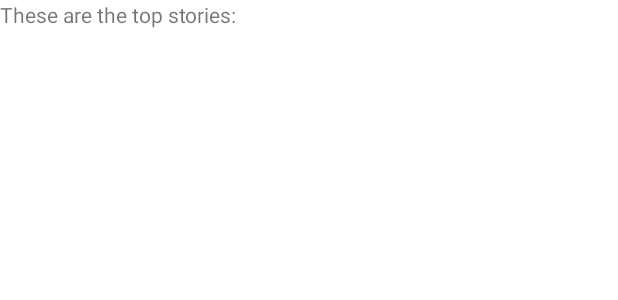
After one commit to ahmed-razic/TabExperiment, an Android app: the layout tab_fragment1.xml on its own in the app's theme, with its tools: preview values and no code run, on a phone screen of 412 x 824 dp. The commit adds this screen. Shown: the top 300 px of the screen. Run offline under Robolectric (Android 15) with nearby library versions, the phone set to English and light mode, and no system bars.

Commit message:
added fragments

```diff
--- a/app/build.gradle
+++ b/app/build.gradle
@@ -33,6 +33,7 @@ dependencies {
     implementation 'androidx.appcompat:appcompat:1.2.0'
     implementation 'com.google.android.material:material:1.3.0'
     implementation 'androidx.constraintlayout:constraintlayout:2.0.4'
+    implementation 'androidx.legacy:legacy-support-v4:1.0.0'
     testImplementation 'junit:junit:4.+'
     androidTestImplementation 'androidx.test.ext:junit:1.1.2'
     androidTestImplementation 'androidx.test.espresso:espresso-core:3.3.0'
--- /dev/null
+++ b/app/src/main/res/layout/tab_fragment1.xml
@@ -0,0 +1,13 @@
+<?xml version="1.0" encoding="utf-8"?>
+<RelativeLayout xmlns:android="http://schemas.android.com/apk/res/android"
+    xmlns:tools="http://schemas.android.com/tools"
+    android:layout_width="match_parent"
+    android:layout_height="match_parent"
+    tools:context=".TabFragment1">
+
+    <TextView
+        android:layout_width="wrap_content"
+        android:layout_height="wrap_content"
+        android:text="@string/these_are_the_top_stories" />
+
+</RelativeLayout>
--- a/app/src/main/res/values/strings.xml
+++ b/app/src/main/res/values/strings.xml
@@ -1,3 +1,7 @@
 <resources>
     <string name="app_name">Tab Experiment</string>
+
+    <string name="these_are_the_top_stories">These are the top stories:</string>
+    <string name="tech_news_you_can_use">Tech news you can use:</string>
+    <string name="cooking_tips">Cooking tips:</string>
 </resources>
--- a/app/src/main/res/values/themes.xml
+++ b/app/src/main/res/values/themes.xml
@@ -12,8 +12,8 @@
         <!-- Status bar color. -->
         <item name="android:statusBarColor" tools:targetApi="l">?attr/colorPrimaryVariant</item>
         <!-- Customize your theme here. -->
-        <item name="windowActionBar">false</item>
-        <item name="windowNoTitle">true</item>
+        <item name="windowActionBar">true</item>
+<!--        <item name="windowNoTitle">false</item>-->
     </style>
 
 </resources>
```
Also changed, not shown: app/src/main/java/com/example/android/tabexperiment/TabFragment1.java (added, +24 -0 lines), app/src/main/java/com/example/android/tabexperiment/TabFragment2.java (added, +25 -0 lines), app/src/main/java/com/example/android/tabexperiment/TabFragment3.java (added, +23 -0 lines), app/src/main/res/layout/activity_main.xml (+7 -5 lines), app/src/main/res/layout/tab_fragment2.xml (added, +13 -0 lines), app/src/main/res/layout/tab_fragment3.xml (added, +13 -0 lines).
